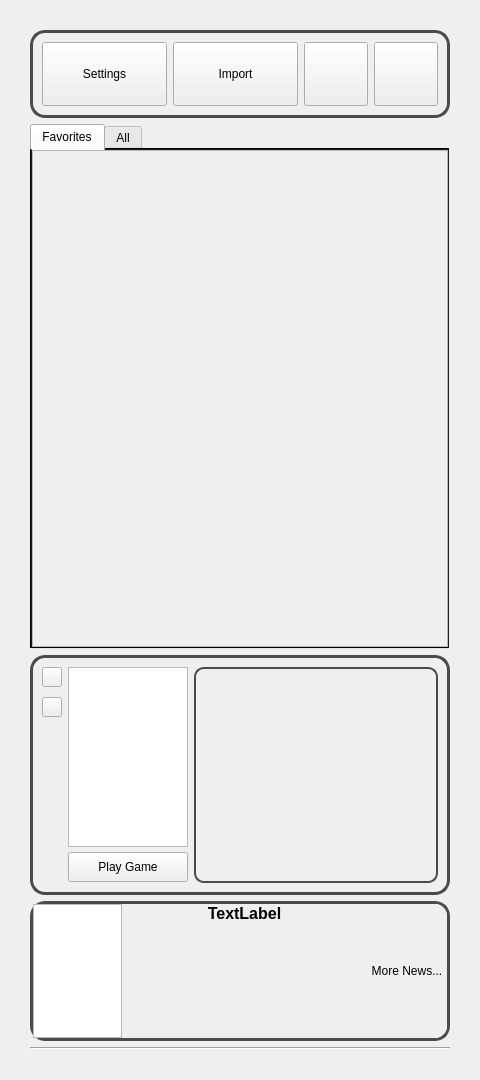
First picture: the form in mainwindow.ui, repository JforJake/GameLauncher, before the edit.
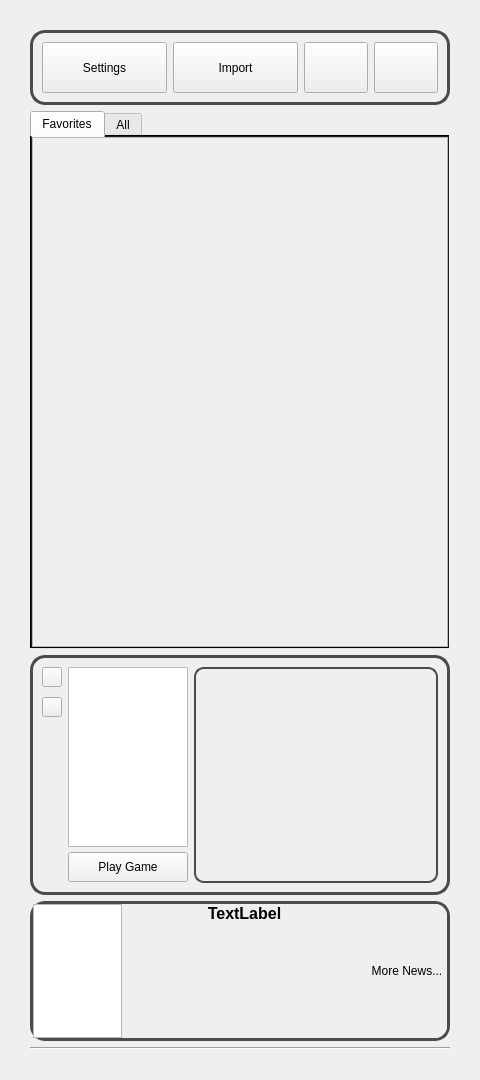
Second picture: the form after the edit. Icons and pictures are not drawn.

Commit message: Made Buttons shorter

The edit to the form file:
```diff
--- a/mainwindow.ui
+++ b/mainwindow.ui
@@ -53,13 +53,13 @@
       <property name="minimumSize">
        <size>
         <width>300</width>
-        <height>50</height>
+        <height>75</height>
        </size>
       </property>
       <property name="maximumSize">
        <size>
         <width>660</width>
-        <height>100</height>
+        <height>75</height>
        </size>
       </property>
       <property name="styleSheet">
@@ -175,8 +175,8 @@
         <widget class="QPushButton" name="ExitButton">
          <property name="minimumSize">
           <size>
-           <width>64</width>
-           <height>64</height>
+           <width>0</width>
+           <height>0</height>
           </size>
          </property>
          <property name="maximumSize">
@@ -399,7 +399,7 @@
              <x>0</x>
              <y>0</y>
              <width>414</width>
-             <height>493</height>
+             <height>506</height>
             </rect>
            </property>
           </widget>
```
Left out of the diff: 2 changed lines with no effect on the pictures.
